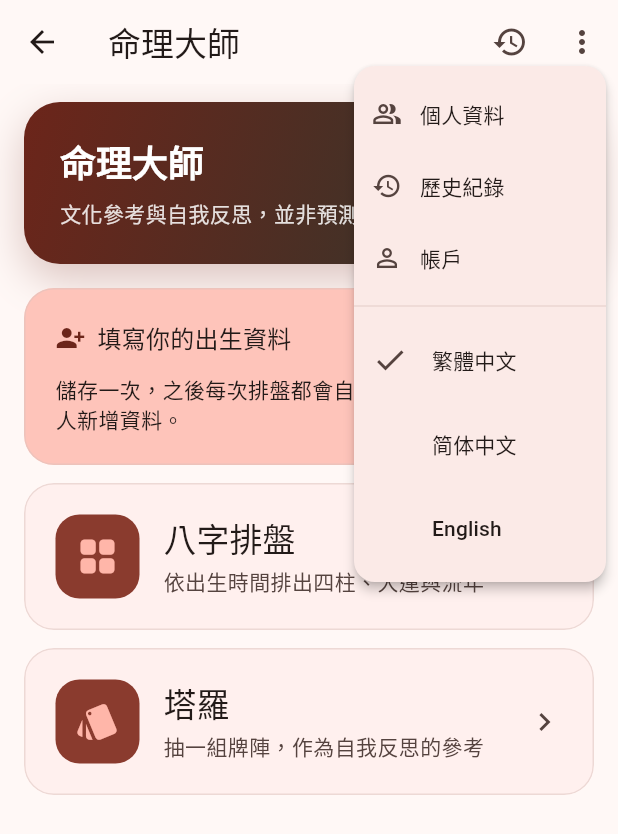
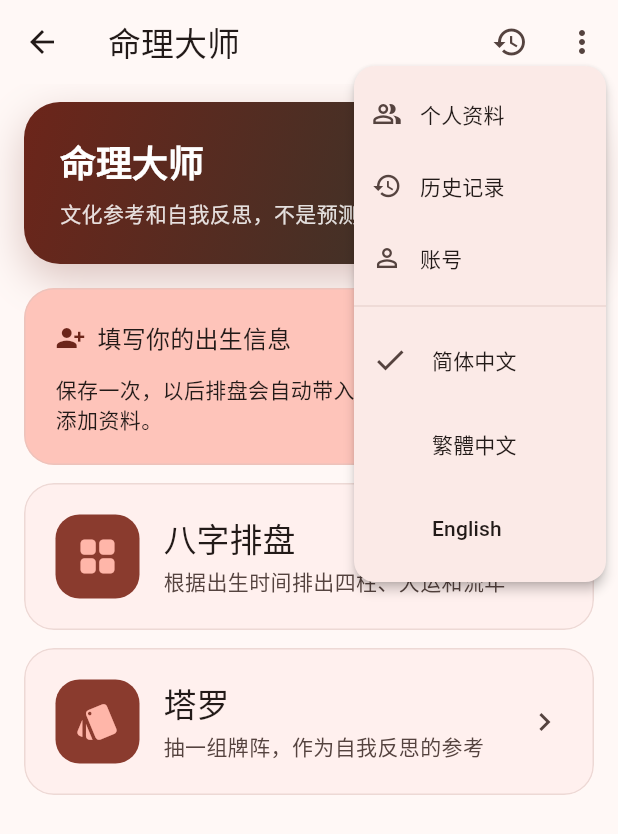
Before and after one commit to leonfighter1/suanming, a Flutter app: the HomePage screen opened directly, after a tap on the "more vert" icon, on a phone screen of 412 x 824 dp. Shown: the top 834 px of the screen. Run offline on Flutter 3.47's test engine with Material 3 defaults, Android fonts, the phone set to English and light mode, and no system bars; our stand-ins replace flutter_riverpod, flutter_secure_storage, share_plus, web; missing offline and left inert: dart:js_interop; accounts and stored records are empty; network calls fail.

Commit message:
简体中文 as the main language, with Mainland usage
- App starts in 简体 and lists 简体中文 first; page title 命理大师, lang zh-CN;
  test profiles and dev accounts default to 简体.
- 简体 copy reviewed for HK/TW wording left by conversion: 账号, 邮箱,
  注销账号, 添加/创建, 点击, 支付, 演示, “” quotes, 跳槽, 当地时间. A test
  fails if 「」 or those forms return.
- AI zh-Hans output uses Mainland vocabulary, grammar and punctuation.

Co-Authored-By: Claude Opus 5.5 <noreply@anthropic.com>

```diff
--- a/app/lib/application/providers.dart
+++ b/app/lib/application/providers.dart
@@ -13,7 +13,8 @@ import '../domain/terms.dart';
 
 const zhHant = Locale.fromSubtags(languageCode: 'zh', scriptCode: 'Hant');
 const zhHans = Locale.fromSubtags(languageCode: 'zh', scriptCode: 'Hans');
-const supportedAppLocales = [zhHant, zhHans, Locale('en')];
+/// 简体中文 first: the main language (Mainland usage).
+const supportedAppLocales = [zhHans, zhHant, Locale('en')];
 
 /// The API's locale code for an app locale.
 String apiLocale(Locale l) => l.languageCode == 'en'
@@ -29,8 +30,12 @@ class Settings {
 }
 
 class SettingsNotifier extends Notifier<Settings> {
+  SettingsNotifier([this._initial = zhHans]);
+  final Locale _initial;
+
+  /// 简体中文 by default.
   @override
-  Settings build() => const Settings(locale: zhHant);
+  Settings build() => Settings(locale: _initial);
   void setLocale(Locale l) => state = Settings(locale: l);
 }
 
@@ -134,7 +139,7 @@ List<BirthProfile> testProfiles(AppUser u) => switch ((u.email ?? '').toLowerCas
       'admin' => [
         BirthProfile(
           id: 'default',
-          name: '管理員',
+          name: '管理员',
           gender: 'female',
           birthLocal: DateTime(1988, 8, 8, 8),
           cityKey: 'taipei',
@@ -143,7 +148,7 @@ List<BirthProfile> testProfiles(AppUser u) => switch ((u.email ?? '').toLowerCas
         ),
         BirthProfile(
           id: 'family',
-          name: '測試家人',
+          name: '测试家人',
           gender: 'male',
           // 農曆 1960 正月初一 = 1960-01-28
           birthLocal: DateTime(1960, 1, 28, 12),
@@ -153,7 +158,7 @@ List<BirthProfile> testProfiles(AppUser u) => switch ((u.email ?? '').toLowerCas
           shichen: '午',
         ),
       ],
-      _ => [sampleProfile('測試用戶')],
+      _ => [sampleProfile('测试用户')],
     };
 
 class ProfilesNotifier extends AsyncNotifier<ProfileBook> {
--- a/app/lib/l10n/app_zh.arb
+++ b/app/lib/l10n/app_zh.arb
@@ -2,13 +2,13 @@
   "@@locale": "zh",
   "appTitle": "命理大师",
   "homeBazi": "八字排盘",
-  "homeBaziDesc": "依出生时间排出四柱、大运与流年",
+  "homeBaziDesc": "根据出生时间排出四柱、大运和流年",
   "homeTarot": "塔罗",
   "homeTarotDesc": "抽一组牌阵，作为自我反思的参考",
   "settings": "设置",
   "language": "语言",
   "region": "地区",
-  "birthTime": "出生时间（当地民用时）",
+  "birthTime": "出生时间（当地时间）",
   "pickDate": "日期",
   "pickTime": "时间",
   "city": "出生地",
@@ -38,7 +38,7 @@
   "chooseTopics": "分析方面",
   "generate": "生成 AI 解读",
   "generating": "正在生成解读…",
-  "generatingHint": "约需数分钟。可以先离开此页，完成后回来即可查看。",
+  "generatingHint": "大约需要几分钟。可以先离开这个页面，完成后回来查看。",
   "statusBlocked": "这份解读未通过内容审查，不会显示。请重新生成。",
   "statusReview": "这份解读正在由团队审核，通过后才会显示。",
   "statusFailed": "生成时出现问题，请重试。",
@@ -68,43 +68,43 @@
   "reversed": "逆位",
   "tapToReveal": "点击卡牌翻开",
   "retry": "重试",
-  "errorTitle": "无法完成请求",
-  "disclaimerShort": "文化参考与自我反思，并非预测。",
+  "errorTitle": "请求失败",
+  "disclaimerShort": "文化参考和自我反思，不是预测。",
   "signIn": "登录",
-  "createAccount": "注册账户",
-  "haveAccount": "已有账户？登录",
-  "noAccount": "新用户？注册账户",
-  "email": "电子邮件",
+  "createAccount": "注册账号",
+  "haveAccount": "已有账号？去登录",
+  "noAccount": "新用户？立即注册",
+  "email": "邮箱",
   "password": "密码",
   "passwordHint": "至少 10 个字符",
   "regionAccount": "居住地区",
-  "regionAccountHint": "决定适用的规则与内容。此版本注册后无法更改。",
+  "regionAccountHint": "决定适用的规则和内容。当前版本注册后不能修改。",
   "ageConfirm": "我确认已年满 18 岁",
   "appleSignIn": "通过 Apple 登录",
   "googleSignIn": "通过 Google 登录",
   "comingSoon": "即将推出",
-  "account": "账户",
+  "account": "账号",
   "signOut": "退出登录",
-  "deleteAccount": "删除账户与数据",
-  "deleteAccountTitle": "要删除账户吗？",
-  "deleteAccountBody": "你的账户、命盘与解读会立即从服务器删除，无法恢复。",
+  "deleteAccount": "注销账号并删除数据",
+  "deleteAccountTitle": "确定注销账号吗？",
+  "deleteAccountBody": "你的账号、命盘和解读会立即从服务器删除，无法恢复。",
   "cancel": "取消",
   "confirmDelete": "删除",
-  "accountDeleted": "你的账户与数据已删除。",
+  "accountDeleted": "账号和数据已删除。",
   "signInMethods": "登录方式",
   "captchaRequired": "尝试次数过多，请稍等几分钟再试。",
   "profiles": "个人资料",
   "profileFor": "为谁排盘",
-  "addProfile": "新增资料",
+  "addProfile": "添加资料",
   "editProfile": "编辑资料",
   "name": "姓名",
   "setDefault": "设为默认",
   "isDefault": "默认",
   "deleteProfile": "删除资料",
   "profileHint": "以下修改只用于本次排盘；要永久修改请编辑资料。",
-  "noProfileTitle": "填写你的出生资料",
-  "noProfileBody": "保存一次，之后每次排盘都会自动带入。也可以为他人新增资料。",
-  "createProfile": "建立资料",
+  "noProfileTitle": "填写你的出生信息",
+  "noProfileBody": "保存一次，以后排盘会自动带入。也可以给家人朋友添加资料。",
+  "createProfile": "创建资料",
   "save": "保存",
   "saved": "已保存",
   "lunarCompare": "农历对照",
@@ -142,20 +142,20 @@
   "trendLiunian": "按年份（流年）",
   "trendCombined": "综合",
   "trendTotal": "总分",
-  "trendCompare": "叠加比较",
-  "trendTapHint": "点选图上的时期，查看各项分数与依据。",
+  "trendCompare": "叠加对比",
+  "trendTapHint": "点击图上的时期，查看各项分数和依据。",
   "trendAge": "{ages} 岁",
   "expandAll": "展开全部",
   "collapseAll": "收起全部",
   "remedyTitle": "破除运势",
-  "remedyDesc": "针对单一项目的改运方案：指明针对哪一项、哪些时期，并给出具体做法。每个项目单独解锁。",
+  "remedyDesc": "针对单个项目的改运方案：写明针对哪一项、哪些时期，并给出具体做法。每个项目单独解锁。",
   "remedyFor": "破除运势：{topic}",
   "remedyUnlock": "解锁 · {price}",
   "remedyView": "查看方案",
-  "remedyConfirmTitle": "解锁「{topic}」破除运势方案",
-  "remedyConfirmBody": "此方案针对「{topic}」单独收费：{price}。\n付款功能尚未接入（TODO）：现在按确认即直接扣款（示范，不会实际收费）。",
+  "remedyConfirmTitle": "解锁“{topic}”破除运势方案",
+  "remedyConfirmBody": "这个方案针对“{topic}”单独收费：{price}。\n支付功能尚未接入（TODO）：现在点确认会直接扣款（演示，不会真实收费）。",
   "remedyPay": "确认支付 {price}",
-  "remedyGenerating": "AI 正在为「{topic}」制定方案…",
+  "remedyGenerating": "AI 正在为“{topic}”制定方案…",
   "remedyTarget": "针对项目",
   "remedyFocus": "重点时期",
   "remedySteps": "具体做法",
@@ -165,7 +165,7 @@
   "remedyPrint": "打印",
   "remedyHeld": "方案正在审核中，暂时无法显示。",
   "remedyFailed": "生成失败，请重试（不会重复收费）。",
-  "remedyDemoPaid": "示范付款（未实际收费）",
+  "remedyDemoPaid": "演示支付（未真实扣款）",
   "placePick": "选择出生地",
   "placeCountry": "国家和地区",
   "placeRegion": "省／州",
@@ -176,9 +176,9 @@
   "placeNone": "没有符合的结果",
   "placeDetail": "时区 {tz} · 经度 {lon}",
   "placeSource": "地点数据：GeoNames（CC BY 4.0）",
-  "serverUnreachable": "连不上服务器 {url}。\n手机上的 127.0.0.1 是手机本身：请在电脑运行 npm run api:lan，再用手机打开 http://电脑的局域网地址:5000。若页面是 https，请在网址后加 ?api=https 服务器地址。",
+  "serverUnreachable": "无法连接服务器 {url}。\n手机上的 127.0.0.1 指的是手机本身：请在电脑上运行 npm run api:lan，再用手机打开 http://电脑的局域网地址:5000。如果页面是 https，请在网址后面加上 ?api=https 服务器地址。",
   "lifeTitle": "个人情况（选填）",
-  "lifeHint": "同时同地出生的人命盘相同，填上你的实际情况，解读才会贴近你本人。资料只存在本机，只在产生解读时连同命盘送给 AI。",
+  "lifeHint": "同时同地出生的人命盘相同，填上你的实际情况，解读才会贴近你本人。信息只保存在本机，只在生成解读时和命盘一起发给 AI。",
   "lifeUseName": "解读时用名字称呼我",
   "lifeResidence": "现居地",
   "lifeNotSet": "未填写",
@@ -194,9 +194,9 @@
   "childrenHas": "有",
   "lifeOccupation": "职业／行业",
   "lifeFamily": "家庭情况",
-  "lifeFamilyHint": "例如：与父母同住、需要照顾长辈",
+  "lifeFamilyHint": "例如：和父母同住、需要照顾老人",
   "lifeConcern": "想问的事",
-  "lifeConcernHint": "例如：明年适合转工作吗？",
+  "lifeConcernHint": "例如：明年适合跳槽吗？",
   "sectionSummary": "一句话重点",
   "remedyReady": "已备好"
 }
--- a/app/lib/l10n/gen/app_localizations_zh.dart
+++ b/app/lib/l10n/gen/app_localizations_zh.dart
@@ -16,7 +16,7 @@ class AppLocalizationsZh extends AppLocalizations {
   String get homeBazi => '八字排盘';
 
   @override
-  String get homeBaziDesc => '依出生时间排出四柱、大运与流年';
+  String get homeBaziDesc => '根据出生时间排出四柱、大运和流年';
 
   @override
   String get homeTarot => '塔罗';
@@ -34,7 +34,7 @@ class AppLocalizationsZh extends AppLocalizations {
   String get region => '地区';
 
   @override
-  String get birthTime => '出生时间（当地民用时）';
+  String get birthTime => '出生时间（当地时间）';
 
   @override
   String get pickDate => '日期';
@@ -128,7 +128,7 @@ class AppLocalizationsZh extends AppLocalizations {
   String get generating => '正在生成解读…';
 
   @override
-  String get generatingHint => '约需数分钟。可以先离开此页，完成后回来即可查看。';
+  String get generatingHint => '大约需要几分钟。可以先离开这个页面，完成后回来查看。';
 
   @override
   String get statusBlocked => '这份解读未通过内容审查，不会显示。请重新生成。';
@@ -218,25 +218,25 @@ class AppLocalizationsZh extends AppLocalizations {
   String get retry => '重试';
 
   @override
-  String get errorTitle => '无法完成请求';
+  String get errorTitle => '请求失败';
 
   @override
-  String get disclaimerShort => '文化参考与自我反思，并非预测。';
+  String get disclaimerShort => '文化参考和自我反思，不是预测。';
 
   @override
   String get signIn => '登录';
 
   @override
-  String get createAccount => '注册账户';
+  String get createAccount => '注册账号';
 
   @override
-  String get haveAccount => '已有账户？登录';
+  String get haveAccount => '已有账号？去登录';
 
   @override
-  String get noAccount => '新用户？注册账户';
+  String get noAccount => '新用户？立即注册';
 
   @override
-  String get email => '电子邮件';
+  String get email => '邮箱';
 
   @override
   String get password => '密码';
@@ -248,7 +248,7 @@ class AppLocalizationsZh extends AppLocalizations {
   String get regionAccount => '居住地区';
 
   @override
-  String get regionAccountHint => '决定适用的规则与内容。此版本注册后无法更改。';
+  String get regionAccountHint => '决定适用的规则和内容。当前版本注册后不能修改。';
 
   @override
   String get ageConfirm => '我确认已年满 18 岁';
@@ -263,19 +263,19 @@ class AppLocalizationsZh extends AppLocalizations {
   String get comingSoon => '即将推出';
 
   @override
-  String get account => '账户';
+  String get account => '账号';
 
   @override
   String get signOut => '退出登录';
 
   @override
-  String get deleteAccount => '删除账户与数据';
+  String get deleteAccount => '注销账号并删除数据';
 
   @override
-  String get deleteAccountTitle => '要删除账户吗？';
+  String get deleteAccountTitle => '确定注销账号吗？';
 
   @override
-  String get deleteAccountBody => '你的账户、命盘与解读会立即从服务器删除，无法恢复。';
+  String get deleteAccountBody => '你的账号、命盘和解读会立即从服务器删除，无法恢复。';
 
   @override
   String get cancel => '取消';
@@ -284,7 +284,7 @@ class AppLocalizationsZh extends AppLocalizations {
   String get confirmDelete => '删除';
 
   @override
-  String get accountDeleted => '你的账户与数据已删除。';
+  String get accountDeleted => '账号和数据已删除。';
 
   @override
   String get signInMethods => '登录方式';
@@ -299,7 +299,7 @@ class AppLocalizationsZh extends AppLocalizations {
   String get profileFor => '为谁排盘';
 
   @override
-  String get addProfile => '新增资料';
+  String get addProfile => '添加资料';
 
   @override
   String get editProfile => '编辑资料';
@@ -320,13 +320,13 @@ class AppLocalizationsZh extends AppLocalizations {
   String get profileHint => '以下修改只用于本次排盘；要永久修改请编辑资料。';
 
   @override
-  String get noProfileTitle => '填写你的出生资料';
+  String get noProfileTitle => '填写你的出生信息';
 
   @override
-  String get noProfileBody => '保存一次，之后每次排盘都会自动带入。也可以为他人新增资料。';
+  String get noProfileBody => '保存一次，以后排盘会自动带入。也可以给家人朋友添加资料。';
 
   @override
-  String get createProfile => '建立资料';
+  String get createProfile => '创建资料';
 
   @override
   String get save => '保存';
@@ -448,10 +448,10 @@ class AppLocalizationsZh extends AppLocalizations {
   String get trendTotal => '总分';
 
   @override
-  String get trendCompare => '叠加比较';
+  String get trendCompare => '叠加对比';
 
   @override
-  String get trendTapHint => '点选图上的时期，查看各项分数与依据。';
+  String get trendTapHint => '点击图上的时期，查看各项分数和依据。';
 
   @override
   String trendAge(String ages) {
@@ -468,7 +468,7 @@ class AppLocalizationsZh extends AppLocalizations {
   String get remedyTitle => '破除运势';
 
   @override
-  String get remedyDesc => '针对单一项目的改运方案：指明针对哪一项、哪些时期，并给出具体做法。每个项目单独解锁。';
+  String get remedyDesc => '针对单个项目的改运方案：写明针对哪一项、哪些时期，并给出具体做法。每个项目单独解锁。';
 
   @override
   String remedyFor(String topic) {
@@ -485,12 +485,12 @@ class AppLocalizationsZh extends AppLocalizations {
 
   @override
   String remedyConfirmTitle(String topic) {
-    return '解锁「$topic」破除运势方案';
+    return '解锁“$topic”破除运势方案';
   }
 
   @override
   String remedyConfirmBody(String topic, String price) {
-    return '此方案针对「$topic」单独收费：$price。\n付款功能尚未接入（TODO）：现在按确认即直接扣款（示范，不会实际收费）。';
+    return '这个方案针对“$topic”单独收费：$price。\n支付功能尚未接入（TODO）：现在点确认会直接扣款（演示，不会真实收费）。';
   }
 
   @override
@@ -500,7 +500,7 @@ class AppLocalizationsZh extends AppLocalizations {
 
   @override
   String remedyGenerating(String topic) {
-    return 'AI 正在为「$topic」制定方案…';
+    return 'AI 正在为“$topic”制定方案…';
   }
 
   @override
@@ -531,7 +531,7 @@ class AppLocalizationsZh extends AppLocalizations {
   String get remedyFailed => '生成失败，请重试（不会重复收费）。';
 
   @override
-  String get remedyDemoPaid => '示范付款（未实际收费）';
+  String get remedyDemoPaid => '演示支付（未真实扣款）';
 
   @override
   String get placePick => '选择出生地';
@@ -567,7 +567,7 @@ class AppLocalizationsZh extends AppLocalizations {
 
   @override
   String serverUnreachable(String url) {
-    return '连不上服务器 $url。\n手机上的 127.0.0.1 是手机本身：请在电脑运行 npm run api:lan，再用手机打开 http://电脑的局域网地址:5000。若页面是 https，请在网址后加 ?api=https 服务器地址。';
+    return '无法连接服务器 $url。\n手机上的 127.0.0.1 指的是手机本身：请在电脑上运行 npm run api:lan，再用手机打开 http://电脑的局域网地址:5000。如果页面是 https，请在网址后面加上 ?api=https 服务器地址。';
   }
 
   @override
@@ -575,7 +575,7 @@ class AppLocalizationsZh extends AppLocalizations {
 
   @override
   String get lifeHint =>
-      '同时同地出生的人命盘相同，填上你的实际情况，解读才会贴近你本人。资料只存在本机，只在产生解读时连同命盘送给 AI。';
+      '同时同地出生的人命盘相同，填上你的实际情况，解读才会贴近你本人。信息只保存在本机，只在生成解读时和命盘一起发给 AI。';
 
   @override
   String get lifeUseName => '解读时用名字称呼我';
@@ -623,13 +623,13 @@ class AppLocalizationsZh extends AppLocalizations {
   String get lifeFamily => '家庭情况';
 
   @override
-  String get lifeFamilyHint => '例如：与父母同住、需要照顾长辈';
+  String get lifeFamilyHint => '例如：和父母同住、需要照顾老人';
 
   @override
   String get lifeConcern => '想问的事';
 
   @override
-  String get lifeConcernHint => '例如：明年适合转工作吗？';
+  String get lifeConcernHint => '例如：明年适合跳槽吗？';
 
   @override
   String get sectionSummary => '一句话重点';
--- a/app/lib/presentation/home_page.dart
+++ b/app/lib/presentation/home_page.dart
@@ -111,7 +111,7 @@ class _MoreMenu extends ConsumerWidget {
         _item('history', Icons.history, l10n.history),
         _item('account', Icons.person_outline, l10n.account, key: const Key('open-account')),
         const PopupMenuDivider(),
-        for (final (code, label) in [('zh-Hant', '繁體中文'), ('zh-Hans', '简体中文'), ('en', 'English')])
+        for (final (code, label) in [('zh-Hans', '简体中文'), ('zh-Hant', '繁體中文'), ('en', 'English')])
           CheckedPopupMenuItem(value: code, checked: settings.apiLocaleCode == code, child: Text(label)),
       ],
     );
--- a/docs/verification/bazi-results.json
+++ b/docs/verification/bazi-results.json
@@ -1,5 +1,5 @@
 {
-  "generated_at": "2026-10-27T00:14:22.115Z",
+  "generated_at": "2026-10-27T00:33:28.639Z",
   "oracle": "Swiss Ephemeris 2.10 (Moshier) for 節 / sun / equation of time; JDN day pillar (1900-01-01 甲戌); 五虎遁 / 五鼠遁",
   "engine": "BaziEngine (lunar-javascript 1.7.7 + tzdb + true solar time)",
   "random": {
@@ -34,5 +34,5 @@
       ]
     }
   ],
-  "seconds": 18
+  "seconds": 19
 }
--- a/docs/verification/tarot-results.json
+++ b/docs/verification/tarot-results.json
@@ -1,5 +1,5 @@
 {
-  "generated_at": "2026-10-27T00:14:23.677Z",
+  "generated_at": "2026-10-27T00:33:30.203Z",
   "draws_per_spread": 100000,
   "checks": [
     {
```
Also changed, not shown: 9 other files.
